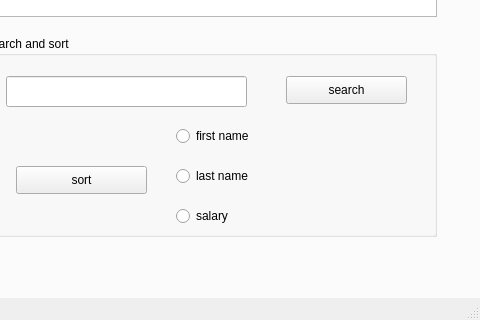
The window that mainwindow.ui (Rayanbha/Smart_EventPlanner_2A21) describes before a commit, drawn with Qt 5; both pictures show x 446 to 926 and y 280 to 600 of the 926 by 600 pixel window.
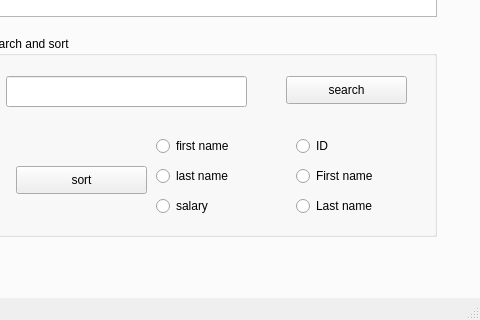
The same window after the commit. The open tabs and pages were chosen to show the change.

```diff
--- a/mainwindow.ui
+++ b/mainwindow.ui
@@ -432,8 +432,8 @@
       <widget class="QRadioButton" name="radioButton_first">
        <property name="geometry">
         <rect>
-         <x>190</x>
-         <y>90</y>
+         <x>170</x>
+         <y>100</y>
          <width>97</width>
          <height>20</height>
         </rect>
@@ -445,7 +445,7 @@
       <widget class="QRadioButton" name="radioButton_last">
        <property name="geometry">
         <rect>
-         <x>190</x>
+         <x>170</x>
          <y>130</y>
          <width>97</width>
          <height>20</height>
@@ -458,8 +458,8 @@
       <widget class="QRadioButton" name="radioButton_salary">
        <property name="geometry">
         <rect>
-         <x>190</x>
-         <y>170</y>
+         <x>170</x>
+         <y>160</y>
          <width>97</width>
          <height>20</height>
         </rect>
@@ -468,6 +468,45 @@
         <string>salary</string>
        </property>
       </widget>
+      <widget class="QRadioButton" name="radioButton_ID">
+       <property name="geometry">
+        <rect>
+         <x>310</x>
+         <y>100</y>
+         <width>97</width>
+         <height>20</height>
+        </rect>
+       </property>
+       <property name="text">
+        <string>ID</string>
+       </property>
+      </widget>
+      <widget class="QRadioButton" name="radioButton_first2">
+       <property name="geometry">
+        <rect>
+         <x>310</x>
+         <y>130</y>
+         <width>97</width>
+         <height>20</height>
+        </rect>
+       </property>
+       <property name="text">
+        <string>First name</string>
+       </property>
+      </widget>
+      <widget class="QRadioButton" name="radioButton_last2">
+       <property name="geometry">
+        <rect>
+         <x>310</x>
+         <y>160</y>
+         <width>97</width>
+         <height>20</height>
+        </rect>
+       </property>
+       <property name="text">
+        <string>Last name</string>
+       </property>
+      </widget>
      </widget>
      <widget class="QPushButton" name="pushButton_export">
       <property name="geometry">
```
